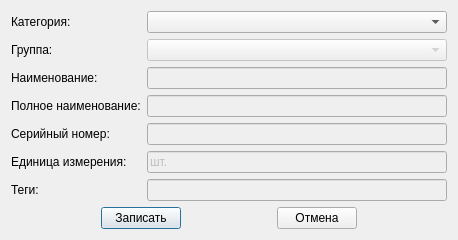
igrekus/depot, file inventorydatadialog.ui: the form before one commit.
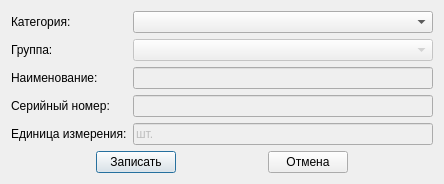
The form after the commit.

What changed in the file:
```diff
--- a/inventorydatadialog.ui
+++ b/inventorydatadialog.ui
@@ -10,7 +10,7 @@
     <x>0</x>
     <y>0</y>
     <width>496</width>
-    <height>239</height>
+    <height>183</height>
    </rect>
   </property>
   <property name="sizePolicy">
@@ -86,41 +86,27 @@
       </widget>
      </item>
      <item row="3" column="0">
-      <widget class="QLabel" name="lblFullname">
-       <property name="text">
-        <string>Полное наименование:</string>
-       </property>
-      </widget>
-     </item>
-     <item row="3" column="1">
-      <widget class="QLineEdit" name="editFullname">
-       <property name="enabled">
-        <bool>false</bool>
-       </property>
-      </widget>
-     </item>
-     <item row="4" column="0">
       <widget class="QLabel" name="lblSerialn">
        <property name="text">
         <string>Серийный номер:</string>
        </property>
       </widget>
      </item>
-     <item row="4" column="1">
+     <item row="3" column="1">
       <widget class="QLineEdit" name="editSerialn">
        <property name="enabled">
         <bool>false</bool>
        </property>
       </widget>
      </item>
-     <item row="5" column="0">
+     <item row="4" column="0">
       <widget class="QLabel" name="lblUnit">
        <property name="text">
         <string>Единица измерения:</string>
        </property>
       </widget>
      </item>
-     <item row="5" column="1">
+     <item row="4" column="1">
       <widget class="QLineEdit" name="editUnit">
        <property name="enabled">
         <bool>false</bool>
@@ -130,20 +116,6 @@
        </property>
       </widget>
      </item>
-     <item row="6" column="0">
-      <widget class="QLabel" name="lblMiscTag">
-       <property name="text">
-        <string>Теги:</string>
-       </property>
-      </widget>
-     </item>
-     <item row="6" column="1">
-      <widget class="QLineEdit" name="editMiscTag">
-       <property name="enabled">
-        <bool>false</bool>
-       </property>
-      </widget>
-     </item>
     </layout>
    </item>
    <item>
```
